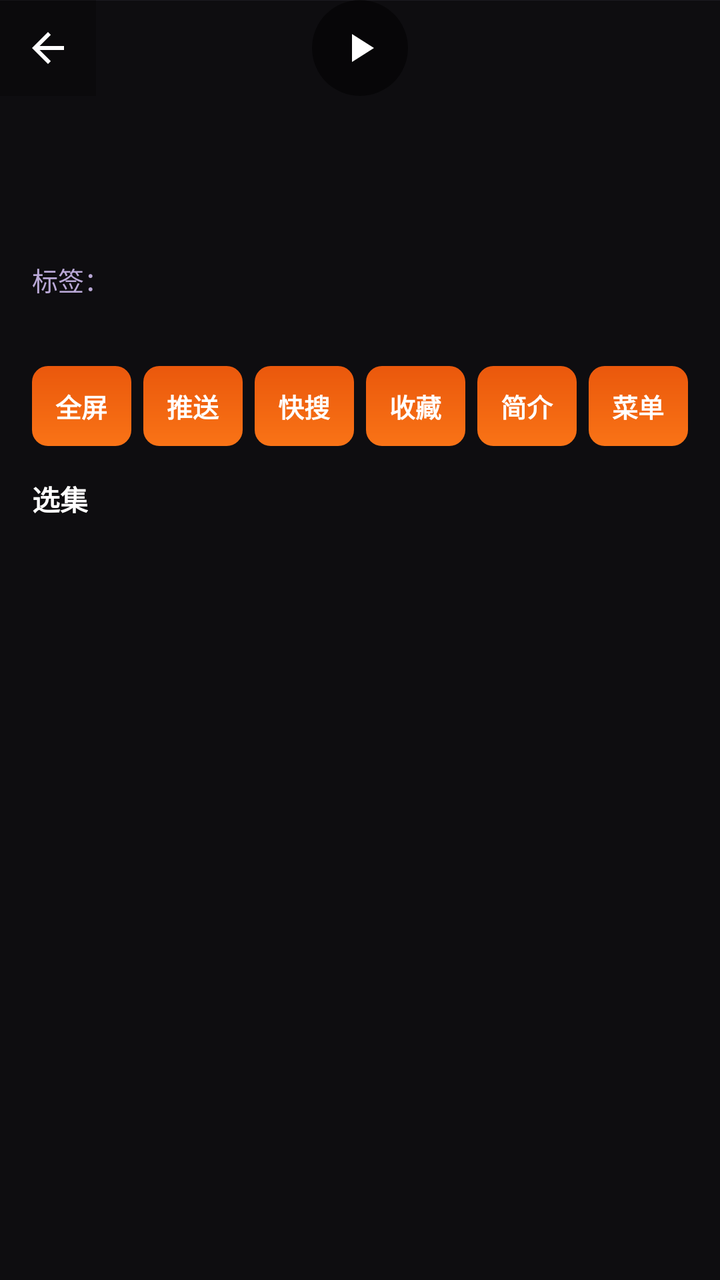
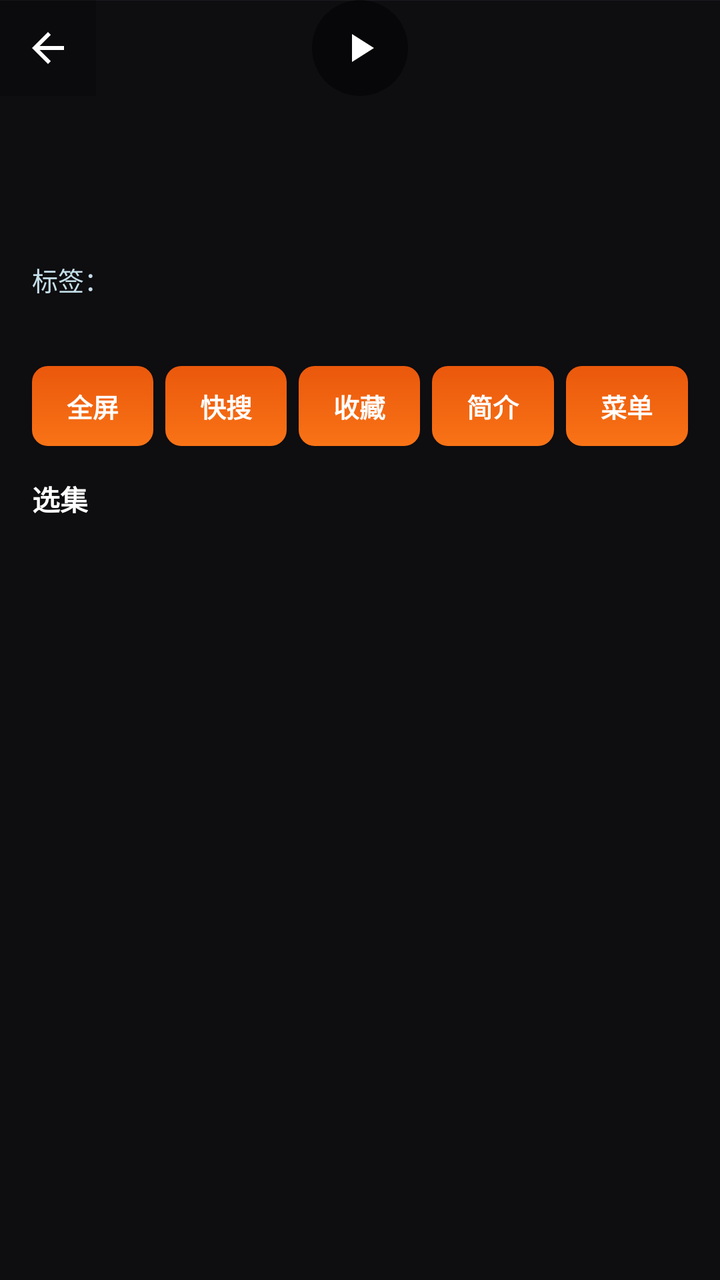

Compare the two renders of this Android layout. The source of the first and the diff that turns it into the second are given below.
<!-- AndroidManifest.xml: application theme AppTheme -->
<!-- res/layout/activity_detail.xml -->
<?xml version="1.0" encoding="utf-8"?>
<androidx.constraintlayout.widget.ConstraintLayout xmlns:android="http://schemas.android.com/apk/res/android"
    xmlns:app="http://schemas.android.com/apk/res-auto"
    android:layout_width="match_parent"
    android:layout_height="match_parent"
    android:fitsSystemWindows="true">

    
    <ImageView
        android:id="@+id/ivBg"
        android:layout_width="0dp"
        android:layout_height="0dp"
        android:scaleType="centerCrop"
        android:src="@drawable/bg_poster_placeholder"
        app:layout_constraintBottom_toBottomOf="parent"
        app:layout_constraintEnd_toEndOf="parent"
        app:layout_constraintStart_toStartOf="parent"
        app:layout_constraintTop_toTopOf="parent" />

    
    <View
        android:id="@+id/viewScrim"
        android:layout_width="0dp"
        android:layout_height="0dp"
        android:background="#80000000"
        app:layout_constraintBottom_toBottomOf="parent"
        app:layout_constraintEnd_toEndOf="parent"
        app:layout_constraintStart_toStartOf="parent"
        app:layout_constraintTop_toTopOf="parent" />

    
    <LinearLayout
        android:id="@+id/fixedTop"
        android:layout_width="0dp"
        android:layout_height="wrap_content"
        android:orientation="vertical"
        app:layout_constraintEnd_toEndOf="parent"
        app:layout_constraintStart_toStartOf="parent"
        app:layout_constraintTop_toTopOf="parent">

        
        <FrameLayout
            android:id="@+id/playerBox"
            android:layout_width="match_parent"
            android:layout_height="wrap_content">

            <ImageView
                android:id="@+id/ivPoster"
                android:layout_width="match_parent"
                android:layout_height="match_parent"
                android:scaleType="centerCrop"
                android:src="@drawable/bg_poster_placeholder" />

            <androidx.media3.ui.PlayerView
                android:id="@+id/pvDetail"
                android:layout_width="match_parent"
                android:layout_height="match_parent"
                android:visibility="gone" />

            
            <LinearLayout
                android:id="@+id/loadingOverlay"
                android:layout_width="wrap_content"
                android:layout_height="wrap_content"
                android:layout_gravity="center"
                android:gravity="center"
                android:orientation="vertical"
                android:visibility="gone">

                <ProgressBar
                    android:layout_width="40dp"
                    android:layout_height="40dp"
                    android:indeterminateTint="@color/text_primary" />

                <TextView
                    android:layout_width="wrap_content"
                    android:layout_height="wrap_content"
                    android:layout_marginTop="8dp"
                    android:text="正在获取播放信息"
                    android:textColor="@color/text_primary"
                    android:textSize="14sp" />
            </LinearLayout>

            
            <TextView
                android:id="@+id/tvResolution"
                android:layout_width="wrap_content"
                android:layout_height="wrap_content"
                android:layout_gravity="top|end"
                android:layout_margin="8dp"
                android:background="#40000000"
                android:paddingStart="6dp"
                android:paddingEnd="6dp"
                android:paddingTop="2dp"
                android:paddingBottom="2dp"
                android:textColor="@color/text_primary"
                android:textSize="12sp"
                android:visibility="gone" />

            <ImageView
                android:id="@+id/ivPlayOverlay"
                android:layout_width="48dp"
                android:layout_height="48dp"
                android:layout_gravity="center"
                android:background="@drawable/bg_play_button"
                android:contentDescription="播放"
                android:padding="12dp"
                android:src="@drawable/ic_play" />

            <ImageView
                android:id="@+id/ivBack"
                android:layout_width="48dp"
                android:layout_height="48dp"
                android:layout_gravity="top|start"
                android:background="#40000000"
                android:contentDescription="返回"
                android:padding="12dp"
                android:src="@drawable/ic_back"
                app:tint="@color/text_primary" />
        </FrameLayout>

        
        <LinearLayout
            android:id="@+id/fixedInfo"
            android:layout_width="match_parent"
            android:layout_height="wrap_content"
            android:orientation="vertical"
            android:paddingStart="16dp"
            android:paddingEnd="16dp"
            android:paddingTop="10dp">

            <TextView
                android:id="@+id/tvTitle"
                android:layout_width="match_parent"
                android:layout_height="wrap_content"
                android:ellipsize="end"
                android:maxLines="2"
                android:textColor="@color/text_primary"
                android:textSize="17sp"
                android:textStyle="bold" />

            <TextView
                android:id="@+id/tvSource"
                android:layout_width="match_parent"
                android:layout_height="wrap_content"
                android:layout_marginTop="6dp"
                android:textColor="@color/text_secondary"
                android:textSize="13sp" />

            <TextView
                android:id="@+id/tvReview"
                android:layout_width="match_parent"
                android:layout_height="wrap_content"
                android:layout_marginTop="4dp"
                android:textColor="@color/text_secondary"
                android:textSize="13sp" />

            <LinearLayout
                android:id="@+id/tagsRow"
                android:layout_width="match_parent"
                android:layout_height="wrap_content"
                android:layout_marginTop="4dp"
                android:orientation="horizontal">

                <TextView
                    android:layout_width="wrap_content"
                    android:layout_height="wrap_content"
                    android:text="标签："
                    android:textColor="@color/text_secondary"
                    android:textSize="13sp" />

                <TextView
                    android:id="@+id/tvTags"
                    android:layout_width="0dp"
                    android:layout_height="wrap_content"
                    android:layout_weight="1"
                    android:ellipsize="end"
                    android:maxLines="1"
                    android:textColor="#FFD54F"
                    android:textSize="13sp" />
            </LinearLayout>

            <TextView
                android:id="@+id/tvDesc"
                android:layout_width="match_parent"
                android:layout_height="wrap_content"
                android:layout_marginTop="6dp"
                android:ellipsize="end"
                android:lineSpacingExtra="4dp"
                android:maxLines="3"
                android:textColor="@color/text_secondary"
                android:textSize="13sp" />

            
            <LinearLayout
                android:id="@+id/actionRow"
                android:layout_width="match_parent"
                android:layout_height="wrap_content"
                android:layout_marginTop="10dp"
                android:orientation="horizontal">

                <TextView
                    android:id="@+id/btnFullscreen"
                    android:layout_width="0dp"
                    android:layout_height="40dp"
                    android:layout_marginEnd="3dp"
                    android:layout_weight="1"
                    android:background="@drawable/bg_action_button"
                    android:gravity="center"
                    android:text="全屏"
                    android:textColor="@color/text_primary"
                    android:textSize="13sp"
                    android:textStyle="bold" />

                <TextView
                    android:id="@+id/btnCast"
                    android:layout_width="0dp"
                    android:layout_height="40dp"
                    android:layout_marginStart="3dp"
                    android:layout_marginEnd="3dp"
                    android:layout_weight="1"
                    android:background="@drawable/bg_action_button"
                    android:gravity="center"
                    android:text="推送"
                    android:textColor="@color/text_primary"
                    android:textSize="13sp"
                    android:textStyle="bold" />

                <TextView
                    android:id="@+id/btnQuickSearch"
                    android:layout_width="0dp"
                    android:layout_height="40dp"
                    android:layout_marginStart="3dp"
                    android:layout_marginEnd="3dp"
                    android:layout_weight="1"
                    android:background="@drawable/bg_action_button"
                    android:gravity="center"
                    android:text="快搜"
                    android:textColor="@color/text_primary"
                    android:textSize="13sp"
                    android:textStyle="bold" />

                <TextView
                    android:id="@+id/btnFav"
                    android:layout_width="0dp"
                    android:layout_height="40dp"
                    android:layout_marginStart="3dp"
                    android:layout_marginEnd="3dp"
                    android:layout_weight="1"
                    android:background="@drawable/bg_action_button"
                    android:gravity="center"
                    android:text="收藏"
                    android:textColor="@color/text_primary"
                    android:textSize="13sp"
                    android:textStyle="bold" />

                <TextView
                    android:id="@+id/btnDesc"
                    android:layout_width="0dp"
                    android:layout_height="40dp"
                    android:layout_marginStart="3dp"
                    android:layout_marginEnd="3dp"
                    android:layout_weight="1"
                    android:background="@drawable/bg_action_button"
                    android:gravity="center"
                    android:text="简介"
                    android:textColor="@color/text_primary"
                    android:textSize="13sp"
                    android:textStyle="bold" />

                <TextView
                    android:id="@+id/btnMenu"
                    android:layout_width="0dp"
                    android:layout_height="40dp"
                    android:layout_marginStart="3dp"
                    android:layout_weight="1"
                    android:background="@drawable/bg_action_button"
                    android:gravity="center"
                    android:text="菜单"
                    android:textColor="@color/text_primary"
                    android:textSize="13sp"
                    android:textStyle="bold" />
            </LinearLayout>

            
            <LinearLayout
                android:id="@+id/qualityRow"
                android:layout_width="match_parent"
                android:layout_height="wrap_content"
                android:layout_marginTop="10dp"
                android:layout_marginBottom="10dp"
                android:gravity="center_vertical"
                android:orientation="horizontal"
                android:visibility="gone">

                <TextView
                    android:id="@+id/tvQualityLabel"
                    android:layout_width="wrap_content"
                    android:layout_height="wrap_content"
                    android:layout_marginEnd="8dp"
                    android:text="清晰度："
                    android:textColor="@color/text_secondary"
                    android:textSize="13sp"
                    android:visibility="gone" />

                <androidx.recyclerview.widget.RecyclerView
                    android:id="@+id/rvFlag"
                    android:layout_width="0dp"
                    android:layout_height="wrap_content"
                    android:layout_weight="1"
                    android:clipToPadding="false"
                    android:orientation="horizontal"
                    app:layoutManager="androidx.recyclerview.widget.LinearLayoutManager" />

                <TextView
                    android:id="@+id/tvEpisodeCount"
                    android:layout_width="wrap_content"
                    android:layout_height="wrap_content"
                    android:layout_marginStart="8dp"
                    android:textColor="@color/text_primary"
                    android:textSize="14sp"
                    android:textStyle="bold" />
            </LinearLayout>
        </LinearLayout>
    </LinearLayout>

    
    <ScrollView
        android:id="@+id/scrollDetail"
        android:layout_width="0dp"
        android:layout_height="0dp"
        android:clipToPadding="false"
        android:paddingBottom="24dp"
        app:layout_constraintBottom_toBottomOf="parent"
        app:layout_constraintEnd_toEndOf="parent"
        app:layout_constraintStart_toStartOf="parent"
        app:layout_constraintTop_toBottomOf="@id/fixedTop">

        <LinearLayout
            android:layout_width="match_parent"
            android:layout_height="wrap_content"
            android:orientation="vertical"
            android:padding="16dp">

            
            <TextView
                android:layout_width="wrap_content"
                android:layout_height="wrap_content"
                android:text="@string/label_episodes"
                android:textColor="@color/text_primary"
                android:textSize="14sp"
                android:textStyle="bold" />

            <androidx.recyclerview.widget.RecyclerView
                android:id="@+id/rvSeries"
                android:layout_width="match_parent"
                android:layout_height="wrap_content"
                android:layout_marginTop="8dp"
                android:paddingBottom="8dp" />

            
            <LinearLayout
                android:id="@+id/stillsSection"
                android:layout_width="match_parent"
                android:layout_height="wrap_content"
                android:orientation="vertical"
                android:visibility="gone">

                <TextView
                    android:layout_width="wrap_content"
                    android:layout_height="wrap_content"
                    android:layout_marginTop="8dp"
                    android:text="本片剧照"
                    android:textColor="@color/text_primary"
                    android:textSize="14sp"
                    android:textStyle="bold" />

                <androidx.recyclerview.widget.RecyclerView
                    android:id="@+id/rvStills"
                    android:layout_width="match_parent"
                    android:layout_height="wrap_content"
                    android:layout_marginTop="8dp"
                    android:clipToPadding="false"
                    android:orientation="horizontal"
                    app:layoutManager="androidx.recyclerview.widget.LinearLayoutManager" />
            </LinearLayout>

            
            <LinearLayout
                android:id="@+id/relatedSection"
                android:layout_width="match_parent"
                android:layout_height="wrap_content"
                android:orientation="vertical"
                android:visibility="gone">

                <TextView
                    android:layout_width="wrap_content"
                    android:layout_height="wrap_content"
                    android:layout_marginTop="8dp"
                    android:text="相关推荐"
                    android:textColor="@color/text_primary"
                    android:textSize="14sp"
                    android:textStyle="bold" />

                <androidx.recyclerview.widget.RecyclerView
                    android:id="@+id/rvRelated"
                    android:layout_width="match_parent"
                    android:layout_height="wrap_content"
                    android:layout_marginTop="8dp"
                    android:clipToPadding="false"
                    android:orientation="horizontal"
                    app:layoutManager="androidx.recyclerview.widget.LinearLayoutManager" />
            </LinearLayout>
        </LinearLayout>
    </ScrollView>
</androidx.constraintlayout.widget.ConstraintLayout>
<!-- resources referenced by this layout -->
<resources>
  <color name="text_primary">#FFFFFF</color>
  <color name="text_secondary">#B9A8D6</color>
  <!-- drawable bg_action_button (drawable) -->
  <?xml version="1.0" encoding="utf-8"?>
  <shape xmlns:android="http://schemas.android.com/apk/res/android"
      android:shape="rectangle">
      <gradient
          android:angle="90"
          android:endColor="#EA580C"
          android:startColor="#F97316"
          android:type="linear" />
      <corners android:radius="8dp" />
  </shape>
  <!-- drawable bg_play_button (drawable) -->
  <?xml version="1.0" encoding="utf-8"?>
  <shape xmlns:android="http://schemas.android.com/apk/res/android"
      android:shape="oval">
      <solid android:color="#80000000" />
  </shape>
  <!-- drawable bg_poster_placeholder (drawable) -->
  <?xml version="1.0" encoding="utf-8"?>
  <shape xmlns:android="http://schemas.android.com/apk/res/android"
      android:shape="rectangle">
      <solid android:color="#1C1B20" />
  </shape>
  <!-- drawable ic_back (drawable) -->
  <?xml version="1.0" encoding="utf-8"?>
  <vector xmlns:android="http://schemas.android.com/apk/res/android"
      android:width="24dp"
      android:height="24dp"
      android:viewportWidth="24"
      android:viewportHeight="24">
      <path
          android:fillColor="#FFFFFF"
          android:pathData="M20,11H7.83l5.59,-5.59L12,4l-8,8 8,8 1.41,-1.41L7.83,13H20v-2z" />
  </vector>
  <!-- drawable ic_play (drawable) -->
  <?xml version="1.0" encoding="utf-8"?>
  <vector xmlns:android="http://schemas.android.com/apk/res/android"
      android:width="24dp"
      android:height="24dp"
      android:viewportWidth="24"
      android:viewportHeight="24">
      <path
          android:fillColor="#FFFFFF"
          android:pathData="M8,5v14l11,-7z" />
  </vector>
  <string name="label_episodes">选集</string>
  <style name="AppTheme" parent="Base.AppTheme" />
  <style name="Base.AppTheme" parent="Theme.Material3.Dark.NoActionBar">
          <item name="colorPrimary">@color/colorPrimary</item>
          <item name="colorOnPrimary">@color/colorOnPrimary</item>
          <item name="colorPrimaryVariant">@color/colorPrimaryVariant</item>
          <item name="android:statusBarColor">@android:color/transparent</item>
          <item name="android:navigationBarColor">@android:color/transparent</item>
          <item name="android:windowBackground">@color/bg_dark</item>
          <item name="android:windowDrawsSystemBarBackgrounds">true</item>
          <item name="android:forceDarkAllowed">false</item>
      </style>
  <color name="colorPrimary">#FF2E93</color>
  <color name="colorOnPrimary">#FFFFFF</color>
  <color name="colorPrimaryVariant">#C2187A</color>
  <color name="bg_dark">#0D0518</color>
</resources>

<!-- the commit's change to res/layout/activity_detail.xml (unified diff, before → after) -->
@@ -212,19 +212,6 @@
                     android:textSize="13sp"
                     android:textStyle="bold" />
 
-                <TextView
-                    android:id="@+id/btnCast"
-                    android:layout_width="0dp"
-                    android:layout_height="40dp"
-                    android:layout_marginStart="3dp"
-                    android:layout_marginEnd="3dp"
-                    android:layout_weight="1"
-                    android:background="@drawable/bg_action_button"
-                    android:gravity="center"
-                    android:text="推送"
-                    android:textColor="@color/text_primary"
-                    android:textSize="13sp"
-                    android:textStyle="bold" />
 
                 <TextView
                     android:id="@+id/btnQuickSearch"
<!-- resource entries referenced after the edit -->
@@ -1,7 +1,7 @@
 <!-- resources referenced by this layout -->
 <resources>
   <color name="text_primary">#FFFFFF</color>
-  <color name="text_secondary">#B9A8D6</color>
+  <color name="text_secondary">#C4DEE9</color>
   <!-- drawable bg_action_button (drawable) -->
   <?xml version="1.0" encoding="utf-8"?>
   <shape xmlns:android="http://schemas.android.com/apk/res/android"
@@ -55,13 +55,26 @@
           <item name="colorPrimaryVariant">@color/colorPrimaryVariant</item>
           <item name="android:statusBarColor">@android:color/transparent</item>
           <item name="android:navigationBarColor">@android:color/transparent</item>
-          <item name="android:windowBackground">@color/bg_dark</item>
+          <item name="android:windowBackground">@drawable/bg_main_gradient</item>
           <item name="android:windowDrawsSystemBarBackgrounds">true</item>
           <item name="android:forceDarkAllowed">false</item>
       </style>
-  <color name="colorPrimary">#FF2E93</color>
-  <color name="colorOnPrimary">#FFFFFF</color>
-  <color name="colorPrimaryVariant">#C2187A</color>
-  <color name="bg_dark">#0D0518</color>
+  <color name="colorPrimary">#2BC4D8</color>
+  <color name="colorOnPrimary">#06202A</color>
+  <color name="colorPrimaryVariant">#1FA7BC</color>
+  <!-- drawable bg_main_gradient (drawable) -->
+  <?xml version="1.0" encoding="utf-8"?>
+  <shape xmlns:android="http://schemas.android.com/apk/res/android"
+      android:shape="rectangle">
+      <gradient
+          android:angle="270"
+          android:startColor="@color/gradient_top"
+          android:centerColor="@color/gradient_mid"
+          android:endColor="@color/gradient_bottom"
+          android:type="linear" />
+  </shape>
+  <color name="gradient_top">#3AA6CC</color>
+  <color name="gradient_mid">#227FA6</color>
+  <color name="gradient_bottom">#145E7E</color>
 </resources>
 
